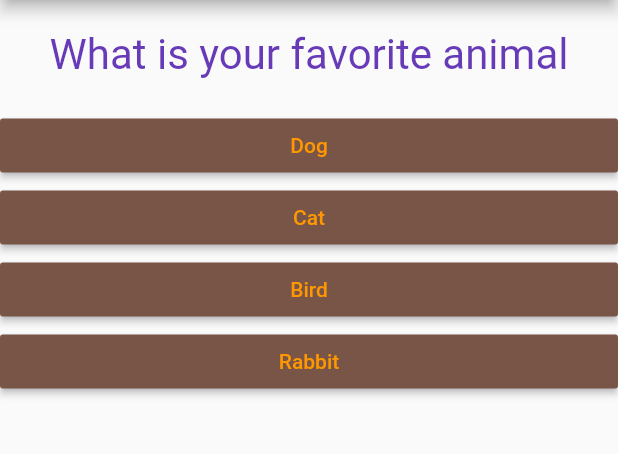
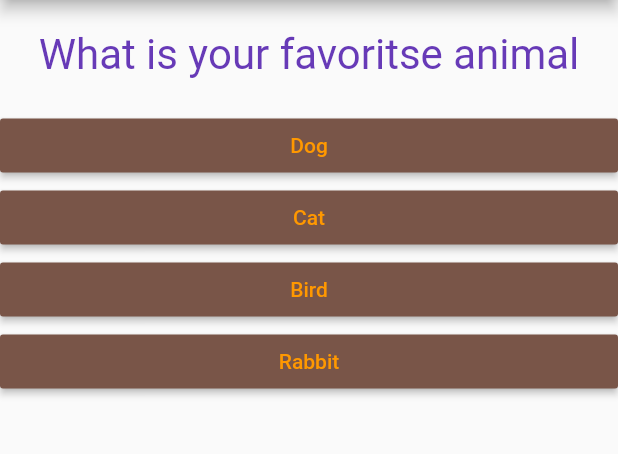
Before and after one commit to TomekLesniak/QuizApp, a Flutter app: the screen it shows after launch, after a tap on "Black", on a phone screen of 412 x 824 dp, the part 84-538 px from its top. Run offline on Flutter 3.47's test engine with Material 2 defaults, Android fonts, the phone set to English and light mode, and no system bars.

Commit message:
Code cleanup

```diff
--- a/lib/main.dart
+++ b/lib/main.dart
@@ -15,36 +15,6 @@ class MyApp extends StatefulWidget {
 class _MyAppState extends State<MyApp> {
   var _currentQuestionIndex = 0;
   var _totalScore = 0;
-
-  final questions = const [
-    {
-      'questionText': 'What is your favorite color',
-      'answers': [
-        'Black',
-        'Red',
-        'Green',
-        'White',
-      ],
-    },
-    {
-      'questionText': 'What is your favorite animal',
-      'answers': [
-        'Dog',
-        'Cat',
-        'Bird',
-        'Rabbit',
-      ],
-    },
-    {
-      'questionText': 'Who is your favourite instructor',
-      'answers': [
-        'Max',
-        'Mosh',
-        'Marcus',
-        'Michal',
-      ],
-    },
-  ];
 
   void _answerQuestion(int score) {
     _totalScore += score;
@@ -66,7 +36,7 @@ class _MyAppState extends State<MyApp> {
 
   @override
   Widget build(BuildContext context) {
-    const _questions = const [
+    const _questions = [
       {
         'questionText': 'What is your favorite color',
         'answers': [
@@ -77,7 +47,7 @@ class _MyAppState extends State<MyApp> {
         ],
       },
       {
-        'questionText': 'What is your favorite animal',
+        'questionText': 'What is your favoritse animal',
         'answers': [
           {'text': 'Dog', 'score': 1},
           {'text': 'Cat', 'score': 3},
```
